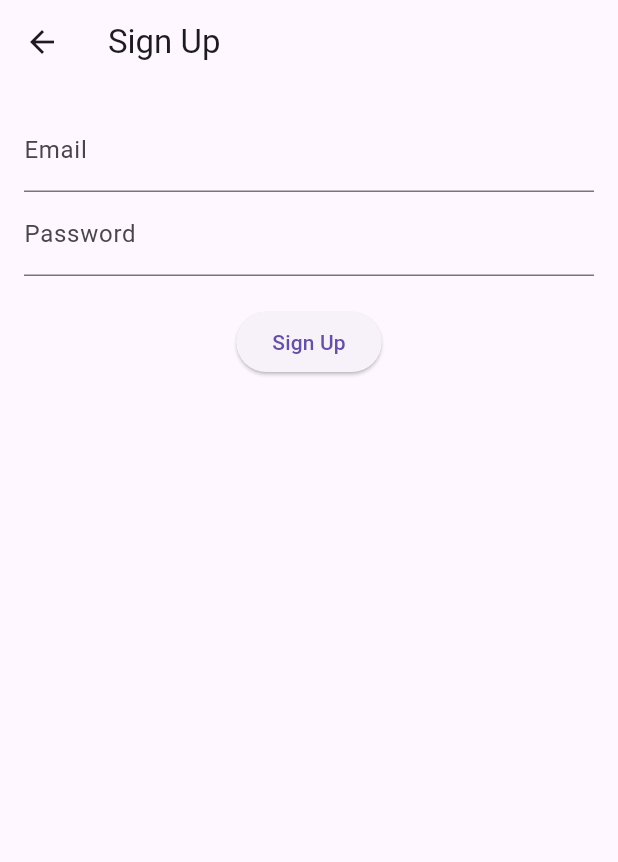
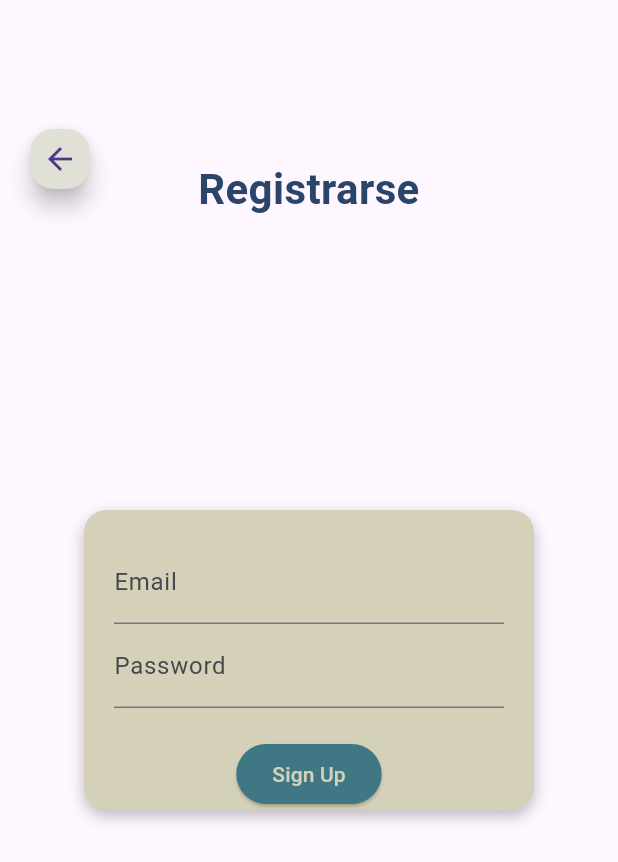
Before and after one commit to estebans0/PRY_Reque, a Flutter app: the SignupScreen screen opened by its route, on a phone screen of 412 x 824 dp. Shown: the top 862 px of the screen. Run offline on Flutter 3.47's test engine with Material 3 defaults, Android fonts, the phone set to English and light mode, and no system bars; our stand-ins replace cloud_firestore, firebase_auth, firebase_core; missing offline and left inert: dart:html; accounts and stored records are empty.

Commit message:
Se actualiza la pantalla SingUp

```diff
--- a/lib/views/signup_screen.dart
+++ b/lib/views/signup_screen.dart
@@ -1,4 +1,5 @@
 // lib/views/signup_screen.dart
+import 'package:app/views/landing_page.dart';
 import 'package:flutter/material.dart';
 import '../controllers/controller.dart';
 import '../models/notifications_model.dart';
@@ -7,10 +8,11 @@ class SignupScreen extends StatefulWidget {
   const SignupScreen({super.key});
 
   @override
-  _SignupScreenState createState() => _SignupScreenState();
+  _SignupScreenState2 createState() => _SignupScreenState2();
 }
 
-class _SignupScreenState extends State<SignupScreen> {
+
+class _SignupScreenState2 extends State<SignupScreen> {
   final TextEditingController _emailController = TextEditingController();
   final TextEditingController _passwordController = TextEditingController();
   final Controller _controller = Controller();
@@ -79,10 +81,49 @@ class _SignupScreenState extends State<SignupScreen> {
   @override
   Widget build(BuildContext context) {
     return Scaffold(
-      appBar: AppBar(title: const Text('Sign Up')),
-      body: Padding(
-        padding: const EdgeInsets.all(16.0),
+      appBar: AppBar(
+        title: Text(''),
+        automaticallyImplyLeading: false,
+      ),
+      body: Stack(
+        children: [
+          // Posiciona y centra el título
+          Positioned(
+            top: 50, // Cambia este valor para ajustar la posición vertical
+            left: 0,
+            right: 0, // Para centrar el texto horizontalmente
+            child: Center(
+              child: Text(
+                'Registrarse',
+                style: TextStyle(
+                  fontSize: 28,
+                  fontWeight: FontWeight.bold,
+                  color: Color.fromARGB(255, 42, 69, 105), // rgb(42, 69, 105)
+                ),
+                textAlign: TextAlign.center, // Centrar el texto
+              ),
+            ),
+          ),
+          // Centro de la pantalla con botones dentro de un cuadro
+          Center(
+            child: Container(
+              width: 300,
+              height: 200,
+              padding: EdgeInsets.all(20),
+              decoration: BoxDecoration(
+                color: Color.fromARGB(255, 212, 209, 184), //fromRGBO(212, 209, 184, 50),
+                borderRadius: BorderRadius.circular(15),
+                boxShadow: [
+                  BoxShadow(
+                    color: Colors.black26,
+                    blurRadius: 8,
+                    offset: Offset(0, 4),
+                  ),
+                ],
+              ),
               child: Column(
+                // mainAxisSize: MainAxisSize.min,
+                mainAxisAlignment: MainAxisAlignment.center,
                 children: [
                   TextField(
                     controller: _emailController,
@@ -98,10 +139,38 @@ class _SignupScreenState extends State<SignupScreen> {
                       ? const Center(child: CircularProgressIndicator())
                       : ElevatedButton(
                           onPressed: _signUp,
-                    child: const Text('Sign Up'),
+                          style: ElevatedButton.styleFrom(
+                            backgroundColor: Color.fromARGB(255, 63, 119, 133),
                           ),
+                          child: const Text('Sign Up', style: TextStyle(color: Color.fromARGB(255, 212, 209, 184)),),
+                        ),
+
                 ],
               ),
+            ),
+          ),
+
+          Positioned(
+            top: 30,
+            left: 20,
+            height: 40,
+            width: 40,
+            child: Tooltip(
+              message: 'Volver',
+              child: FloatingActionButton(
+                onPressed: () {
+                  Navigator.push(
+                    context,
+                    MaterialPageRoute(builder: (context) => const LandingPage()),
+                  );
+                },
+                child: Icon(Icons.arrow_back),
+                backgroundColor: Color(0xFFE0E0D6),
+              ),
+            ),
+          ),
+
+        ],
       ),
     );
   }
```
Lines whose indentation alone changed are shown as unchanged.
